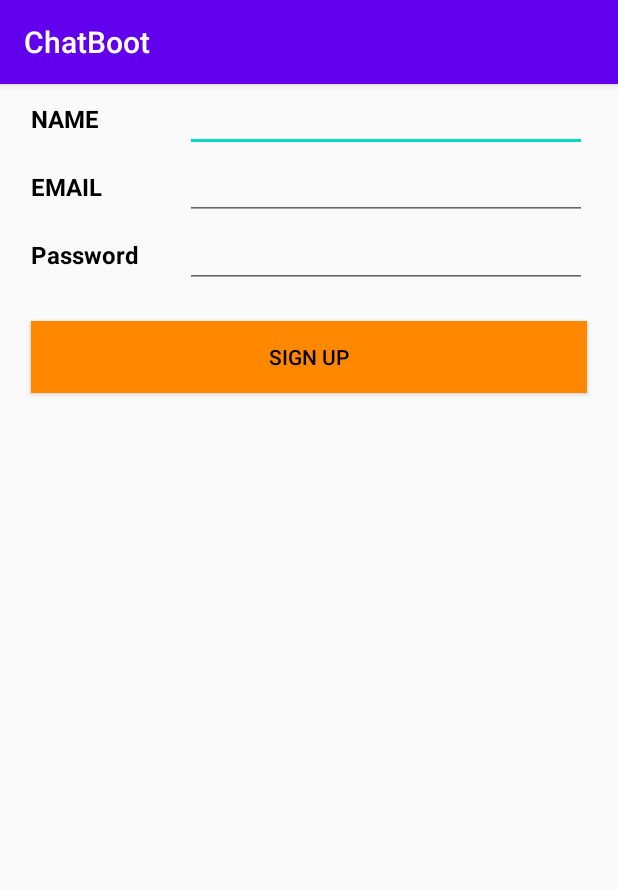
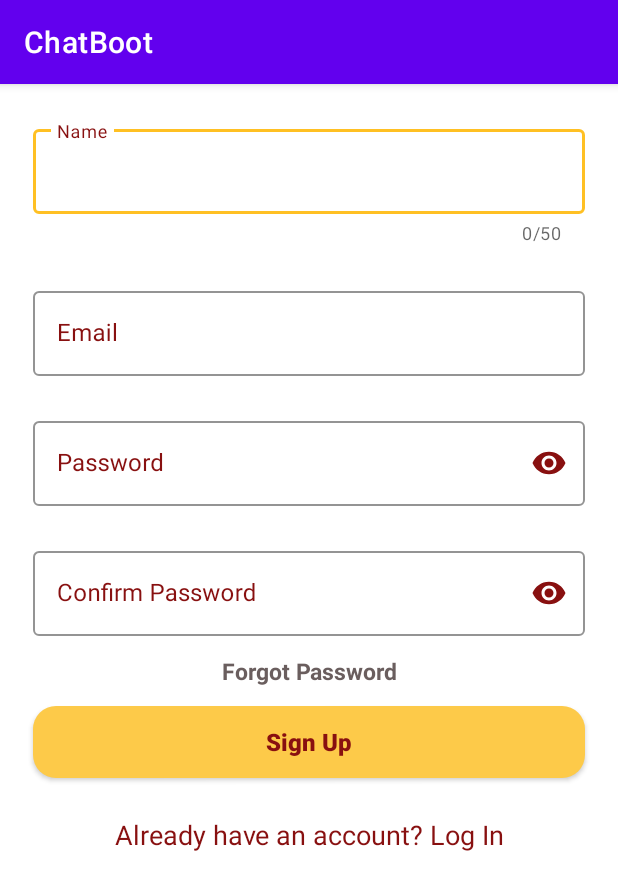
Before and after one commit to sonuhalder24/ChatBoot, an Android app: the screen it shows after launch (MainActivity), on a phone screen of 412 x 824 dp. Shown: the top 890 px of the screen. Run offline under Robolectric (Android 15) with nearby library versions, the phone set to English and light mode, and no system bars.

Commit message:
ui modification

```diff
--- a/app/src/main/java/com/example/chatboot/MainActivity.kt
+++ b/app/src/main/java/com/example/chatboot/MainActivity.kt
@@ -2,10 +2,30 @@ package com.example.chatboot
 
 import androidx.appcompat.app.AppCompatActivity
 import android.os.Bundle
+import android.view.View
+import kotlinx.android.synthetic.main.activity_main.*
 
 class MainActivity : AppCompatActivity() {
+    var count=1
     override fun onCreate(savedInstanceState: Bundle?) {
         super.onCreate(savedInstanceState)
         setContentView(R.layout.activity_main)
+
+        hideTxt.setOnClickListener({
+            if(count==1){
+                count=0
+                hideTxt.text=getString(R.string.sign_up_txt)
+                signUpBtn.text="Log In"
+                forgot.visibility= View.GONE
+                filledConfirmPassword.visibility=View.GONE
+            }
+            else{
+                count=1
+                hideTxt.text=getString(R.string.log_in_txt)
+                signUpBtn.text="Sign Up"
+                forgot.visibility= View.VISIBLE
+                filledConfirmPassword.visibility=View.VISIBLE
+            }
+        })
     }
 }
--- /dev/null
+++ b/app/src/main/res/drawable/sign_in_button_back.xml
@@ -0,0 +1,5 @@
+<?xml version="1.0" encoding="utf-8"?>
+<shape xmlns:android="http://schemas.android.com/apk/res/android">
+    <corners android:radius="15dp"/>
+    <solid android:color="#FDCA49"/>
+</shape>
--- a/app/src/main/res/layout/activity_main.xml
+++ b/app/src/main/res/layout/activity_main.xml
@@ -1,98 +1,132 @@
 <?xml version="1.0" encoding="utf-8"?>
-<androidx.constraintlayout.widget.ConstraintLayout
-    xmlns:android="http://schemas.android.com/apk/res/android"
+<androidx.constraintlayout.widget.ConstraintLayout xmlns:android="http://schemas.android.com/apk/res/android"
     xmlns:app="http://schemas.android.com/apk/res-auto"
     xmlns:tools="http://schemas.android.com/tools"
     android:layout_width="match_parent"
     android:layout_height="match_parent"
     tools:context=".MainActivity">
 
-   <androidx.constraintlayout.widget.Guideline
-       android:id="@+id/guideline1"
-       android:layout_width="wrap_content"
-       android:layout_height="wrap_content"
-       android:orientation="vertical"
-       app:layout_constraintGuide_percent="0.05"/>
+    <com.google.android.material.textfield.TextInputLayout
+        android:id="@+id/filledName"
+        style="@style/textLayout"
+        android:layout_width="match_parent"
+        android:layout_height="wrap_content"
+        android:layout_marginHorizontal="10pt"
+        android:hint="Name"
+        app:counterEnabled="true"
+        app:counterMaxLength="50"
+        app:layout_constraintBottom_toTopOf="@+id/filledEmail"
+        app:layout_constraintTop_toTopOf="parent"
+        app:layout_constraintVertical_chainStyle="spread"
+        tools:layout_editor_absoluteX="23dp">
+
+        <com.google.android.material.textfield.TextInputEditText
+            android:id="@+id/editName"
+            android:layout_width="match_parent"
+            android:layout_height="wrap_content"
+            android:inputType="textPersonName" />
+    </com.google.android.material.textfield.TextInputLayout>
+
+    <com.google.android.material.textfield.TextInputLayout
+        android:id="@+id/filledEmail"
+        style="@style/textLayout"
+        android:layout_width="match_parent"
+        android:layout_height="wrap_content"
+        android:layout_marginHorizontal="10pt"
+        android:hint="Email"
+        app:layout_constraintBottom_toTopOf="@+id/filledPassword"
+        app:layout_constraintTop_toBottomOf="@+id/filledName">
+
+        <com.google.android.material.textfield.TextInputEditText
+            android:id="@+id/editEmail"
+            android:layout_width="match_parent"
+            android:layout_height="wrap_content"
+            android:inputType="textEmailAddress" />
+
+    </com.google.android.material.textfield.TextInputLayout>
+
+    <com.google.android.material.textfield.TextInputLayout
+        android:id="@+id/filledPassword"
+        style="@style/textLayout"
+        android:layout_width="match_parent"
+        android:layout_height="wrap_content"
+        android:layout_marginHorizontal="10pt"
+        android:hint="Password"
+        app:passwordToggleEnabled="true"
+        app:passwordToggleTint="#881010"
+        app:helperTextTextColor="@color/colorPrimaryDark"
+        app:layout_constraintBottom_toTopOf="@+id/filledConfirmPassword"
+        app:layout_constraintTop_toBottomOf="@+id/filledEmail">
+
+        <com.google.android.material.textfield.TextInputEditText
+            android:id="@+id/editPassword"
+            android:layout_width="match_parent"
+            android:layout_height="wrap_content"
+            android:inputType="textPassword" />
+
+    </com.google.android.material.textfield.TextInputLayout>
+
+    <com.google.android.material.textfield.TextInputLayout
+        android:id="@+id/filledConfirmPassword"
+        style="@style/textLayout"
+        android:layout_width="match_parent"
+        android:layout_height="wrap_content"
+        android:layout_marginHorizontal="10pt"
+        android:hint="Confirm Password"
+        app:passwordToggleEnabled="true"
+        app:passwordToggleTint="#881010"
+        app:layout_constraintBottom_toTopOf="@+id/signUpBtn"
+        app:layout_constraintTop_toBottomOf="@+id/filledPassword">
+
+        <com.google.android.material.textfield.TextInputEditText
+            android:id="@+id/editConfirmPassword"
+            android:layout_width="match_parent"
+            android:layout_height="wrap_content"
+            android:inputType="textPassword" />
+
+    </com.google.android.material.textfield.TextInputLayout>
+    <TextView
+        android:layout_width="match_parent"
+        android:layout_height="wrap_content"
+        android:text="Forgot Password"
+        android:id="@+id/forgot"
+        app:layout_constraintTop_toBottomOf="@+id/filledConfirmPassword"
+        android:gravity="center"
+        android:textStyle="bold"
+        android:textColor="#6A5E5E"
+        android:textSize="15dp"
+        android:layout_marginVertical="3pt"
+        app:layout_constraintBottom_toTopOf="@+id/signUpBtn"/>
+    <androidx.appcompat.widget.AppCompatButton
+        android:id="@+id/signUpBtn"
+        android:background="@drawable/sign_in_button_back"
+        android:layout_width="match_parent"
+        android:layout_height="wrap_content"
+        android:layout_marginHorizontal="10pt"
+        android:layout_marginTop="10pt"
+        android:text="Sign Up"
+        android:textAllCaps="false"
+        android:textSize="16dp"
+        android:textColor="#881010"
+        android:textStyle="bold"
+        app:layout_constraintBottom_toTopOf="@+id/hideTxt"
+        app:layout_constraintTop_toBottomOf="@+id/filledConfirmPassword" />
+
     <androidx.constraintlayout.widget.Guideline
-        android:id="@+id/guideline2"
+        android:id="@+id/guideline1"
         android:layout_width="wrap_content"
         android:layout_height="wrap_content"
-        android:orientation="vertical"
-        app:layout_constraintGuide_percent="0.30"/>
-    <androidx.constraintlayout.widget.Guideline
-        android:id="@+id/guideline3"
-        android:layout_width="wrap_content"
+        android:orientation="horizontal"
+        app:layout_constraintGuide_percent="0.7" />
+
+    <TextView
+        android:id="@+id/hideTxt"
+        android:layout_width="match_parent"
         android:layout_height="wrap_content"
-        android:orientation="vertical"
-        app:layout_constraintGuide_percent="0.95"/>
-    <TextView
-        android:id="@+id/textName"
-        app:layout_constraintBottom_toBottomOf="@+id/editName"
-        android:layout_width="0dp"
-        android:layout_height="wrap_content"
-        app:layout_constraintStart_toStartOf="@+id/guideline1"
-        app:layout_constraintEnd_toEndOf="@+id/guideline2"
-        app:layout_constraintTop_toTopOf="parent"
-        android:text="NAME"
-        android:gravity="start"
-        android:textColor="@android:color/black"
-        android:textStyle="bold"
-        android:textSize="16sp"/>
-    <EditText
-        android:id="@+id/editName"
-        app:layout_constraintStart_toStartOf="@+id/guideline2"
-        app:layout_constraintEnd_toEndOf="@+id/guideline3"
-        app:layout_constraintTop_toTopOf="parent"
-        android:layout_width="0dp"
-        android:layout_height="wrap_content"/>
-    <TextView
-        android:id="@+id/textEmail"
-        android:layout_width="0dp"
-        android:layout_height="wrap_content"
-        app:layout_constraintStart_toStartOf="@+id/guideline1"
-        app:layout_constraintEnd_toEndOf="@+id/guideline2"
-        app:layout_constraintTop_toBottomOf="@+id/editName"
-        app:layout_constraintBottom_toBottomOf="@+id/editEmail"
-        android:text="EMAIL"
-        android:gravity="start"
-        android:textColor="@android:color/black"
-        android:textStyle="bold"
-        android:textSize="16sp"/>
-    <EditText
-        android:id="@+id/editEmail"
-        app:layout_constraintStart_toStartOf="@+id/guideline2"
-        app:layout_constraintEnd_toEndOf="@+id/guideline3"
-        app:layout_constraintTop_toBottomOf="@+id/editName"
-        android:layout_width="0dp"
-        android:layout_height="wrap_content"/>
-    <TextView
-        android:id="@+id/textPassword"
-        app:layout_constraintBottom_toBottomOf="@+id/editPass"
-        android:layout_width="0dp"
-        android:layout_height="wrap_content"
-        app:layout_constraintStart_toStartOf="@+id/guideline1"
-        app:layout_constraintEnd_toEndOf="@+id/guideline2"
-        app:layout_constraintTop_toBottomOf="@+id/editEmail"
-        android:text="Password"
-        android:gravity="start"
-        android:textColor="@android:color/black"
-        android:textStyle="bold"
-        android:textSize="16sp"/>
-    <EditText
-        android:id="@+id/editPass"
-        app:layout_constraintStart_toStartOf="@+id/guideline2"
-        app:layout_constraintEnd_toEndOf="@+id/guideline3"
-        app:layout_constraintTop_toBottomOf="@id/editEmail"
-        android:layout_width="0dp"
-        android:layout_height="wrap_content"/>
-    <Button
-        app:layout_constraintStart_toStartOf="@+id/guideline1"
-        app:layout_constraintEnd_toEndOf="@id/guideline3"
-        app:layout_constraintTop_toBottomOf="@id/editPass"
-        android:layout_marginTop="10pt"
-        android:background="@android:color/holo_orange_dark"
-        android:textColor="@android:color/black"
-        android:text="Sign Up"
-        android:layout_width="0dp"
-        android:layout_height="wrap_content"/>
+        android:gravity="center"
+        android:text="Already have an account? Log In"
+        android:textColor="#881010"
+        android:textSize="18sp"
+        app:layout_constraintBottom_toBottomOf="@id/guideline1"
+        app:layout_constraintTop_toBottomOf="@+id/signUpBtn" />
 </androidx.constraintlayout.widget.ConstraintLayout>
--- a/app/src/main/res/values/strings.xml
+++ b/app/src/main/res/values/strings.xml
@@ -1,3 +1,5 @@
 <resources>
     <string name="app_name">ChatBoot</string>
+    <string name="sign_up_txt">Don\'t have account? Sign Up</string>
+    <string name="log_in_txt">Already have an account? Log In</string>
 </resources>
--- a/app/src/main/res/values/styles.xml
+++ b/app/src/main/res/values/styles.xml
@@ -1,10 +1,21 @@
 <resources>
     <!-- Base application theme. -->
-    <style name="AppTheme" parent="Theme.AppCompat.Light.DarkActionBar">
+    <style name="AppTheme" parent="Theme.MaterialComponents.Light.DarkActionBar">
         <!-- Customize your theme here. -->
         <item name="colorPrimary">@color/colorPrimary</item>
         <item name="colorPrimaryDark">@color/colorPrimaryDark</item>
         <item name="colorAccent">@color/colorAccent</item>
+<!--        <item name="materialTimePickerTheme">@style/Widget.MaterialComponents.TextInputLayout.OutlinedBox</item>-->
     </style>
-
+    <style name="textLayout" parent="Widget.MaterialComponents.TextInputLayout.OutlinedBox">
+        <!-- Customize your theme here. -->
+        <item name="boxStrokeColor">#FFC023</item>
+        <item name="hintTextColor">#881010</item>
+        <item name="android:textColorHint">#881010</item>
+        <item name="android:textColor">#881010</item>
+    </style>
+<!--    <style name="buttonLayout" parent="Widget.MaterialComponents.Button">-->
+<!--        <item name="android:backgroundTint">#881010</item>-->
+<!--        <item name="android:textColor">@android:color/white</item>-->
+<!--    </style>-->
 </resources>
--- a/build.gradle
+++ b/build.gradle
@@ -32,7 +32,7 @@ ext {
     coreTestingVersion = '2.1.0'
     coroutines = '1.3.9'
     lifecycleVersion = '2.2.0'
-    materialVersion = '1.3.0'
+    materialVersion = '1.3.0-alpha03'
     // testing
     junitVersion = '4.13.1'
     espressoVersion = '3.1.0'
```
